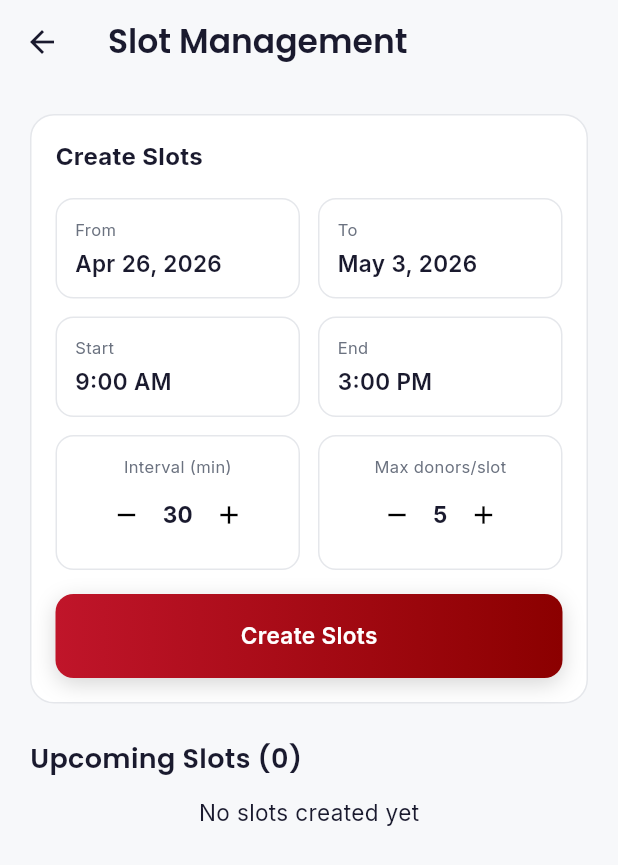
After one commit to mariamsamaha/blood-connect, a Flutter app: the HospitalSlotManagementScreen screen opened directly, after a tap on the "remove" icon, after a tap on the "add" icon, after a tap on "Create Slots", on a phone screen of 412 x 824 dp. The commit adds this screen. Shown: the top 865 px of the screen. Run offline on Flutter 3.47's test engine with Material 3 defaults, Android fonts, the phone set to English and light mode, and no system bars; our stand-ins replace firebase_auth, firebase_core, firebase_messaging, flutter_dotenv, flutter_local_notifications, flutter_riverpod and 5 more; missing offline and left inert: postgres; accounts and stored records are empty.

Commit message:
feat: add hospital management screens
- implement hospital dashboard with blood inventory display
- add hospital slot management screen with routing and access control

```diff
--- a/lib/screens/hospital_dashboard_screen.dart
+++ b/lib/screens/hospital_dashboard_screen.dart
@@ -3,6 +3,7 @@ import 'package:bloodconnect/models/hospital_request_match.dart';
 import 'package:bloodconnect/models/user_profile.dart';
 import 'package:bloodconnect/theme/app_theme.dart';
 import 'package:bloodconnect/widgets/app_button.dart';
+import 'package:bloodconnect/widgets/section_header.dart';
 import 'package:bloodconnect/widgets/stat_card.dart';
 import 'package:flutter/material.dart';
 import 'package:flutter_riverpod/flutter_riverpod.dart';
@@ -24,6 +25,7 @@ class _HospitalDashboardScreenState extends ConsumerState<HospitalDashboardScree
   String _code = '';
   HospitalRequestMatch? _match;
   UserProfile? _profile;
+  List<Map<String, dynamic>> _inventory = [];
   bool _loading = true;
 
   @override
@@ -37,8 +39,15 @@ class _HospitalDashboardScreenState extends ConsumerState<HospitalDashboardScree
     if (user == null) return;
     final profile = await ref.read(userServiceProvider).getProfileByFirebaseUid(user.uid);
     if (!mounted) return;
+
+    List<Map<String, dynamic>> inventory = [];
+    if (profile != null) {
+      inventory = await ref.read(hospitalServiceProvider).getInventory(profile.id);
+    }
+
     setState(() {
       _profile = profile;
+      _inventory = inventory;
       _loading = false;
     });
   }
@@ -92,6 +101,39 @@ class _HospitalDashboardScreenState extends ConsumerState<HospitalDashboardScree
                   SizedBox(width: 10),
                   Expanded(child: StatCard(title: 'Fulfilled', value: '0', icon: Icons.verified_rounded)),
                 ]),
+                const SizedBox(height: 20),
+                if (_inventory.isNotEmpty) ...[
+                  const SectionHeader(title: 'Blood Inventory'),
+                  const SizedBox(height: 8),
+                  SingleChildScrollView(
+                    scrollDirection: Axis.horizontal,
+                    child: Row(
+                      children: _inventory.map((i) {
+                        final isLow = i['is_low'] as bool? ?? false;
+                        return Container(
+                          margin: const EdgeInsets.only(right: 8),
+                          padding: const EdgeInsets.symmetric(horizontal: 14, vertical: 10),
+                          decoration: BoxDecoration(
+                            color: isLow ? AppColors.error.withAlpha(20) : AppColors.surface,
+                            borderRadius: BorderRadius.circular(12),
+                            border: Border.all(color: isLow ? AppColors.error : AppColors.divider),
+                          ),
+                          child: Column(children: [
+                            Text('${i['blood_type']}', style: const TextStyle(fontWeight: FontWeight.bold, fontSize: 16)),
+                            Text('${i['units_available']} units'),
+                            if (isLow) const Text('Low', style: TextStyle(color: AppColors.error, fontSize: 11)),
+                          ]),
+                        );
+                      }).toList(),
+                    ),
+                  ),
+                  const SizedBox(height: 20),
+                ],
+                const SizedBox(height: 8),
+                AppButton.secondary(
+                  label: 'Manage Appointment Slots',
+                  onPressed: () => context.push('/hospital/slots'),
+                ),
                 const SizedBox(height: 20),
                 const Text('Enter 4-digit request code'),
                 const SizedBox(height: 10),
--- /dev/null
+++ b/lib/screens/hospital_slot_management_screen.dart
@@ -0,0 +1,372 @@
+import 'package:bloodconnect/main.dart';
+import 'package:bloodconnect/theme/app_theme.dart';
+import 'package:bloodconnect/widgets/app_button.dart';
+import 'package:bloodconnect/widgets/section_header.dart';
+import 'package:flutter/material.dart';
+import 'package:flutter_riverpod/flutter_riverpod.dart';
+import 'package:intl/intl.dart';
+
+class HospitalSlotManagementScreen extends ConsumerStatefulWidget {
+  const HospitalSlotManagementScreen({super.key});
+
+  @override
+  ConsumerState<HospitalSlotManagementScreen> createState() =>
+      _HospitalSlotManagementScreenState();
+}
+
+class _HospitalSlotManagementScreenState
+    extends ConsumerState<HospitalSlotManagementScreen> {
+  List<Map<String, dynamic>> _slots = [];
+  bool _loading = true;
+  String? _hospitalId;
+
+  DateTime _startDate = DateTime.now();
+  DateTime _endDate = DateTime.now().add(const Duration(days: 7));
+  TimeOfDay _startTime = const TimeOfDay(hour: 9, minute: 0);
+  TimeOfDay _endTime = const TimeOfDay(hour: 15, minute: 0);
+  int _intervalMins = 30;
+  int _maxDonors = 5;
+  bool _creating = false;
+
+  @override
+  void initState() {
+    super.initState();
+    _load();
+  }
+
+  Future<void> _load() async {
+    setState(() => _loading = true);
+    try {
+      final auth = ref.read(authServiceProvider).currentUser;
+      if (auth == null) return;
+      final profile = await ref
+          .read(userServiceProvider)
+          .getProfileByFirebaseUid(auth.uid);
+      if (profile == null || !mounted) return;
+      _hospitalId = profile.id;
+
+      final service = ref.read(appointmentServiceProvider);
+      final slots = await service.getHospitalSlots(profile.id);
+      if (!mounted) return;
+      setState(() => _slots = slots);
+    } finally {
+      if (mounted) setState(() => _loading = false);
+    }
+  }
+
+  Future<void> _createSlots() async {
+    if (_hospitalId == null) return;
+    setState(() => _creating = true);
+    try {
+      final service = ref.read(appointmentServiceProvider);
+      final slots = <Map<String, dynamic>>[];
+
+      DateTime current = _startDate;
+      while (!current.isAfter(_endDate)) {
+        int hour = _startTime.hour;
+        int minute = _startTime.minute;
+        while (hour < _endTime.hour ||
+            (hour == _endTime.hour && minute < _endTime.minute)) {
+          slots.add({
+            'slot_date': DateFormat('yyyy-MM-dd').format(current),
+            'slot_time':
+                '${hour.toString().padLeft(2, '0')}:${minute.toString().padLeft(2, '0')}',
+            'max_donors': _maxDonors,
+          });
+          minute += _intervalMins;
+          if (minute >= 60) {
+            hour += minute ~/ 60;
+            minute = minute % 60;
+          }
+        }
+        current = current.add(const Duration(days: 1));
+      }
+
+      await service.createSlots(hospitalId: _hospitalId!, slots: slots);
+      if (!mounted) return;
+      ScaffoldMessenger.of(context).showSnackBar(
+        SnackBar(content: Text('Created ${slots.length} slots')),
+      );
+      await _load();
+    } catch (e) {
+      if (!mounted) return;
+      ScaffoldMessenger.of(context).showSnackBar(
+        SnackBar(content: Text('Error: $e')),
+      );
+    } finally {
+      if (mounted) setState(() => _creating = false);
+    }
+  }
+
+  @override
+  Widget build(BuildContext context) {
+    return Scaffold(
+      appBar: AppBar(title: const Text('Slot Management')),
+      body: _loading
+          ? const Center(child: CircularProgressIndicator())
+          : ListView(
+              padding: const EdgeInsets.all(20),
+              children: [
+                Container(
+                  padding: const EdgeInsets.all(16),
+                  decoration: BoxDecoration(
+                    color: Theme.of(context).cardColor,
+                    borderRadius: BorderRadius.circular(16),
+                    border: Border.all(color: AppColors.divider),
+                  ),
+                  child: Column(
+                    crossAxisAlignment: CrossAxisAlignment.start,
+                    children: [
+                      const Text(
+                        'Create Slots',
+                        style: TextStyle(
+                          fontWeight: FontWeight.bold,
+                          fontSize: 16,
+                        ),
+                      ),
+                      const SizedBox(height: 16),
+                      Row(children: [
+                        Expanded(
+                          child: _DateTile(
+                            label: 'From',
+                            date: _startDate,
+                            onTap: () async {
+                              final d = await showDatePicker(
+                                context: context,
+                                initialDate: _startDate,
+                                firstDate: DateTime.now(),
+                                lastDate: DateTime.now()
+                                    .add(const Duration(days: 90)),
+                              );
+                              if (d != null) setState(() => _startDate = d);
+                            },
+                          ),
+                        ),
+                        const SizedBox(width: 12),
+                        Expanded(
+                          child: _DateTile(
+                            label: 'To',
+                            date: _endDate,
+                            onTap: () async {
+                              final d = await showDatePicker(
+                                context: context,
+                                initialDate: _endDate,
+                                firstDate: _startDate,
+                                lastDate: DateTime.now()
+                                    .add(const Duration(days: 90)),
+                              );
+                              if (d != null) setState(() => _endDate = d);
+                            },
+                          ),
+                        ),
+                      ]),
+                      const SizedBox(height: 12),
+                      Row(children: [
+                        Expanded(
+                          child: _TimeTile(
+                            label: 'Start',
+                            time: _startTime,
+                            onTap: () async {
+                              final t = await showTimePicker(
+                                context: context,
+                                initialTime: _startTime,
+                              );
+                              if (t != null) setState(() => _startTime = t);
+                            },
+                          ),
+                        ),
+                        const SizedBox(width: 12),
+                        Expanded(
+                          child: _TimeTile(
+                            label: 'End',
+                            time: _endTime,
+                            onTap: () async {
+                              final t = await showTimePicker(
+                                context: context,
+                                initialTime: _endTime,
+                              );
+                              if (t != null) setState(() => _endTime = t);
+                            },
+                          ),
+                        ),
+                      ]),
+                      const SizedBox(height: 12),
+                      Row(children: [
+                        Expanded(
+                          child: _NumberPicker(
+                            label: 'Interval (min)',
+                            value: _intervalMins,
+                            min: 15,
+                            max: 120,
+                            step: 15,
+                            onChanged: (v) => setState(() => _intervalMins = v),
+                          ),
+                        ),
+                        const SizedBox(width: 12),
+                        Expanded(
+                          child: _NumberPicker(
+                            label: 'Max donors/slot',
+                            value: _maxDonors,
+                            min: 1,
+                            max: 20,
+                            step: 1,
+                            onChanged: (v) => setState(() => _maxDonors = v),
+                          ),
+                        ),
+                      ]),
+                      const SizedBox(height: 16),
+                      AppButton.primary(
+                        label: _creating ? 'Creating...' : 'Create Slots',
+                        onPressed: _creating ? null : _createSlots,
+                      ),
+                    ],
+                  ),
+                ),
+                const SizedBox(height: 24),
+                SectionHeader(
+                  title: 'Upcoming Slots (${_slots.length})',
+                ),
+                const SizedBox(height: 12),
+                if (_slots.isEmpty)
+                  const Center(child: Text('No slots created yet'))
+                else
+                  ..._slots.map((s) {
+                    final date =
+                        DateTime.parse(s['slot_date'].toString());
+                    final time =
+                        s['slot_time'].toString().substring(0, 5);
+                    final booked = s['current_count'] as int? ?? 0;
+                    final max = s['max_donors'] as int? ?? 5;
+                    return ListTile(
+                      leading: const Icon(Icons.schedule_rounded),
+                      title: Text(
+                        '${DateFormat('EEE, MMM d').format(date)} • $time',
+                      ),
+                      subtitle: Text('$booked/$max booked'),
+                      trailing: booked == max
+                          ? const Chip(label: Text('Full'))
+                          : null,
+                    );
+                  }),
+              ],
+            ),
+    );
+  }
+}
+
+class _DateTile extends StatelessWidget {
+  const _DateTile({
+    required this.label,
+    required this.date,
+    required this.onTap,
+  });
+  final String label;
+  final DateTime date;
+  final VoidCallback onTap;
+
+  @override
+  Widget build(BuildContext context) {
+    return InkWell(
+      onTap: onTap,
+      borderRadius: BorderRadius.circular(12),
+      child: Container(
+        padding: const EdgeInsets.all(12),
+        decoration: BoxDecoration(
+          border: Border.all(color: AppColors.divider),
+          borderRadius: BorderRadius.circular(12),
+        ),
+        child: Column(crossAxisAlignment: CrossAxisAlignment.start, children: [
+          Text(label,
+              style: const TextStyle(
+                  fontSize: 11, color: AppColors.textSecondary)),
+          const SizedBox(height: 4),
+          Text(DateFormat('MMM d, yyyy').format(date),
+              style: const TextStyle(fontWeight: FontWeight.w600)),
+        ]),
+      ),
+    );
+  }
+}
+
+class _TimeTile extends StatelessWidget {
+  const _TimeTile({
+    required this.label,
+    required this.time,
+    required this.onTap,
+  });
+  final String label;
+  final TimeOfDay time;
+  final VoidCallback onTap;
+
+  @override
+  Widget build(BuildContext context) {
+    return InkWell(
+      onTap: onTap,
+      borderRadius: BorderRadius.circular(12),
+      child: Container(
+        padding: const EdgeInsets.all(12),
+        decoration: BoxDecoration(
+          border: Border.all(color: AppColors.divider),
+          borderRadius: BorderRadius.circular(12),
+        ),
+        child: Column(crossAxisAlignment: CrossAxisAlignment.start, children: [
+          Text(label,
+              style: const TextStyle(
+                  fontSize: 11, color: AppColors.textSecondary)),
+          const SizedBox(height: 4),
+          Text(time.format(context),
+              style: const TextStyle(fontWeight: FontWeight.w600)),
+        ]),
+      ),
+    );
+  }
+}
+
+class _NumberPicker extends StatelessWidget {
+  const _NumberPicker({
+    required this.label,
+    required this.value,
+    required this.min,
+    required this.max,
+    required this.step,
+    required this.onChanged,
+  });
+  final String label;
+  final int value;
+  final int min;
+  final int max;
+  final int step;
+  final ValueChanged<int> onChanged;
+
+  @override
+  Widget build(BuildContext context) {
+    return Container(
+      padding: const EdgeInsets.all(12),
+      decoration: BoxDecoration(
+        border: Border.all(color: AppColors.divider),
+        borderRadius: BorderRadius.circular(12),
+      ),
+      child: Column(children: [
+        Text(label,
+            style:
+                const TextStyle(fontSize: 11, color: AppColors.textSecondary)),
+        Row(mainAxisAlignment: MainAxisAlignment.center, children: [
+          IconButton(
+            onPressed:
+                value <= min ? null : () => onChanged((value - step).clamp(min, max)),
+            icon: const Icon(Icons.remove),
+            iconSize: 20,
+          ),
+          Text('$value',
+              style: const TextStyle(fontWeight: FontWeight.bold)),
+          IconButton(
+            onPressed:
+                value >= max ? null : () => onChanged((value + step).clamp(min, max)),
+            icon: const Icon(Icons.add),
+            iconSize: 20,
+          ),
+        ]),
+      ]),
+    );
+  }
+}
```
